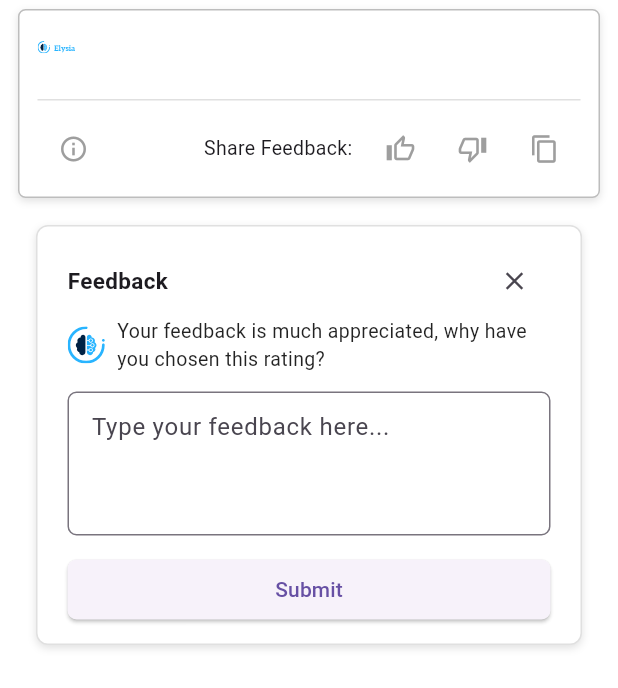
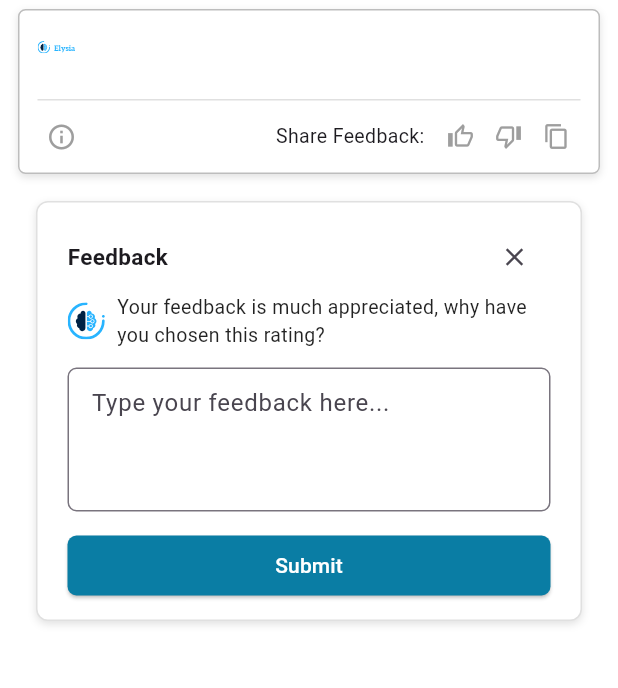
Before and after one commit to pranjalsinghtricon/flutter_chat_ai, a Flutter app: the CustomAiResponseCard widget shown alone on an empty page, opened directly with empty values, after a tap on the "thumb up alt" icon, on a phone screen of 412 x 824 dp. Shown: the top 688 px of the screen. Run offline on Flutter 3.47's test engine with Material 3 defaults, Android fonts, the light colour scheme and no system bars; our stand-ins replace file_picker, flutter_html, flutter_riverpod, flutter_svg, hive, hive_flutter; missing offline and left inert: markdown; accounts and stored records are empty; network calls fail.

Commit message:
task : api-service, feedback widget

```diff
--- a/lib/common_ui_components/buttons/custom_icon_button.dart
+++ b/lib/common_ui_components/buttons/custom_icon_button.dart
@@ -7,8 +7,16 @@ class CustomIconButton extends StatelessWidget {
   final String? svgAsset;
   final Color? svgColor;
   final Color? backgroundColor;
-  final String? toolTip;
+  final String toolTip;
   final bool isDense;
+
+  final double iconSize;
+
+  final Size? tapTargetSize;
+
+  final EdgeInsetsGeometry padding;
+
+  final EdgeInsetsGeometry backgroundPadding;
 
   const CustomIconButton({
     super.key,
@@ -19,7 +27,11 @@ class CustomIconButton extends StatelessWidget {
     this.backgroundColor,
     required this.toolTip,
     this.isDense = false,
-  })  : assert(icon != null || svgAsset != null, 'Provide either icon or svgAsset');
+    this.iconSize = 20,
+    this.tapTargetSize,
+    this.padding = EdgeInsets.zero,
+    this.backgroundPadding = EdgeInsets.zero,
+  }) : assert(icon != null || svgAsset != null, 'Provide either icon or svgAsset');
 
   @override
   Widget build(BuildContext context) {
@@ -27,21 +39,32 @@ class CustomIconButton extends StatelessWidget {
         ? SvgPicture.asset(
       svgAsset!,
       color: svgColor,
-      width: 20,
-      height: 20,
+      width: iconSize,
+      height: iconSize,
     )
-        : Icon(icon, size: 20, color: svgColor);
+        : Icon(icon, size: iconSize, color: svgColor);
+
+    final BoxConstraints constraints = isDense
+        ? BoxConstraints.tightFor(
+      width: (tapTargetSize?.width ?? iconSize),
+      height: (tapTargetSize?.height ?? iconSize),
+    )
+        : const BoxConstraints(minWidth: 12, minHeight: 12); // Material default
 
     return Tooltip(
       message: toolTip,
       child: IconButton(
-        padding: EdgeInsets.zero,
-        constraints: isDense ? const BoxConstraints() : null,
         onPressed: onPressed,
+        padding: padding, // zero by default
+        constraints: constraints,
+        splashRadius: isDense ? (iconSize * 0.7) : null,
+        visualDensity: isDense
+            ? const VisualDensity(horizontal: -4, vertical: -4)
+            : VisualDensity.standard,
         icon: backgroundColor == null
             ? displayedIcon
             : Container(
-          padding: const EdgeInsets.all(8),
+          padding: backgroundPadding, // zero by default
           decoration: BoxDecoration(
             shape: BoxShape.circle,
             color: backgroundColor,
--- a/lib/common_ui_components/cards/custom_ai_response_card.dart
+++ b/lib/common_ui_components/cards/custom_ai_response_card.dart
@@ -105,6 +105,8 @@ class _CustomAiResponseCardState extends State<CustomAiResponseCard> {
                       isDense: true,
                     ),
                     Row(
+                      mainAxisSize: MainAxisSize.min,
+                      crossAxisAlignment: CrossAxisAlignment.center,
                       children: [
                         const Padding(
                           padding: EdgeInsets.only(right: 8.0),
@@ -119,6 +121,10 @@ class _CustomAiResponseCardState extends State<CustomAiResponseCard> {
                           toolTip: 'Like',
                           onPressed: _toggleFeedback,
                           isDense: true,
+                          iconSize: 18,
+                          tapTargetSize: const Size(18, 18),
+                          padding: EdgeInsets.zero,
+                          backgroundPadding: EdgeInsets.zero,
                         ),
                         CustomIconButton(
                           icon: Icons.thumb_down_alt_outlined,
@@ -126,6 +132,10 @@ class _CustomAiResponseCardState extends State<CustomAiResponseCard> {
                           toolTip: 'Dislike',
                           onPressed: _toggleFeedback,
                           isDense: true,
+                          iconSize: 18,
+                          tapTargetSize: const Size(18, 18),
+                          padding: EdgeInsets.zero,
+                          backgroundPadding: EdgeInsets.zero,
                         ),
                         CustomIconButton(
                           icon: Icons.copy,
@@ -133,9 +143,13 @@ class _CustomAiResponseCardState extends State<CustomAiResponseCard> {
                           toolTip: 'Copy',
                           onPressed: _copyToClipboard,
                           isDense: true,
+                          iconSize: 18,
+                          tapTargetSize: const Size(18, 18),
+                          padding: EdgeInsets.zero,
+                          backgroundPadding: EdgeInsets.zero,
                         ),
                       ],
-                    ),
+                    )
                   ],
                 ),
               ),
--- a/lib/features/chat/presentation/widgets/show_feedback_card.dart
+++ b/lib/features/chat/presentation/widgets/show_feedback_card.dart
@@ -1,5 +1,6 @@
 import 'package:flutter/material.dart';
 import 'package:flutter_chat_ai/common_ui_components/buttons/custom_svg_icon_button.dart';
+import 'package:flutter_chat_ai/core/constants/color_constants.dart';
 import 'package:flutter_svg/flutter_svg.dart';
 
 class ShowFeedbackCard extends StatelessWidget {
@@ -90,12 +91,13 @@ class ShowFeedbackCard extends StatelessWidget {
             ElevatedButton(
               onPressed: onClose,
               style: ElevatedButton.styleFrom(
+                backgroundColor: ColorConst.primaryColor,
                 minimumSize: const Size(double.infinity, 40),
                 shape: RoundedRectangleBorder(
                   borderRadius: BorderRadius.circular(6),
                 ),
               ),
-              child: const Text("Submit"),
+              child: const Text("Submit", style: TextStyle(color: Colors.white),),
             ),
           ],
         ),
```
Also changed, not shown: lib/core/services/api_service.dart (+36 -428 lines).
